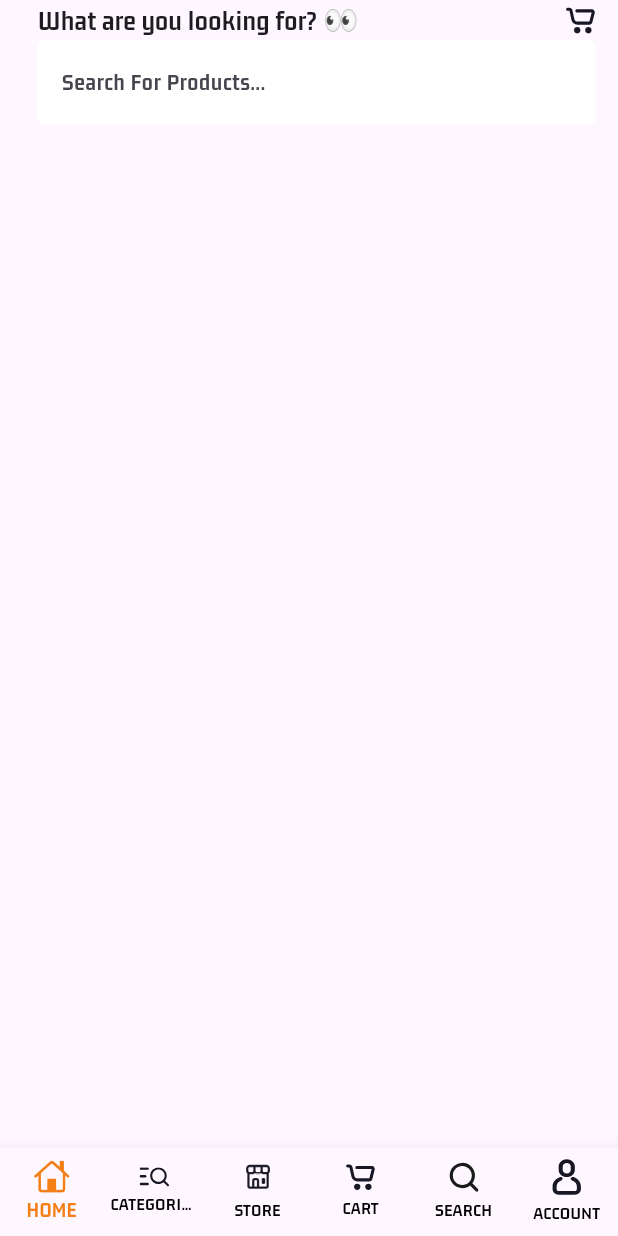
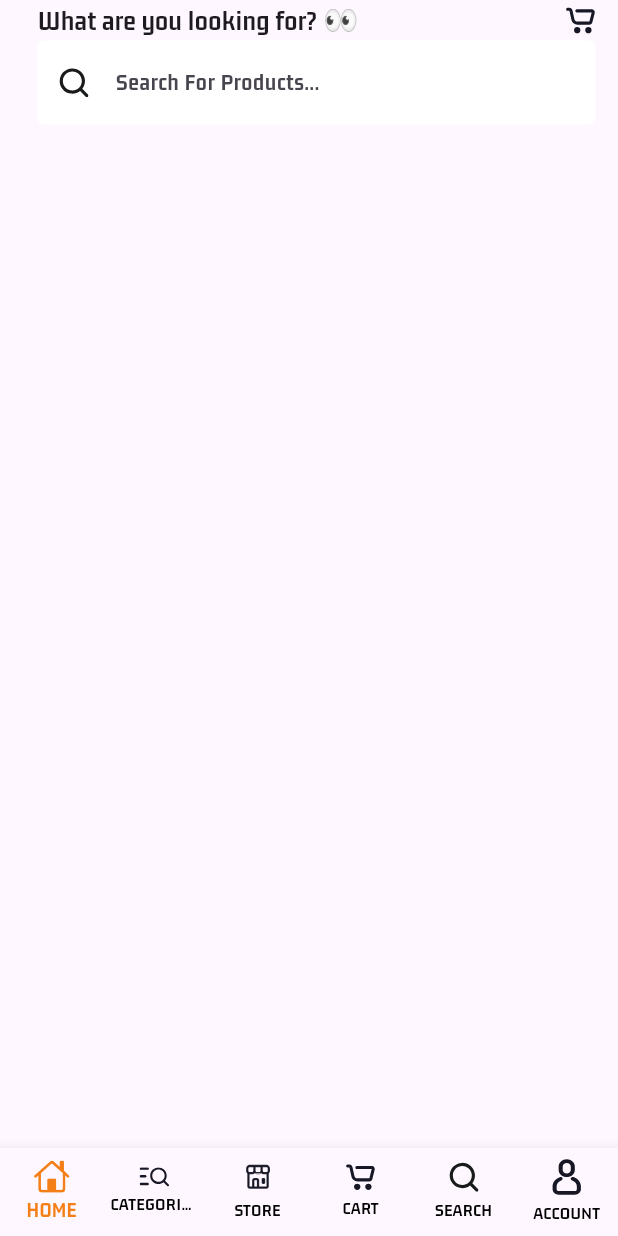
Before and after one commit to adogbeji/FlutterPracticeApp2, a Flutter app: the screen it shows after launch, on a phone screen of 412 x 824 dp. Run offline on Flutter 3.47's test engine with Material 3 defaults, Android fonts, the phone set to English and light mode, and no system bars; our stand-ins replace flutter_svg.

Commit message:
Add prefix icon to search bar in buyers home screen

```diff
--- a/lib/views/buyers/nav_screens/home_screens.dart
+++ b/lib/views/buyers/nav_screens/home_screens.dart
@@ -34,14 +34,18 @@ class HomeScreen extends StatelessWidget {
           ),
 
           // SEARCH BAR
-          const TextField(
+          TextField(
             decoration: InputDecoration(
               fillColor: Colors.white,
               filled: true,
               labelText: 'Search For Products...',
               hintText: 'Search Here',
-              border: OutlineInputBorder(
+              border: const OutlineInputBorder(
                 borderSide: BorderSide.none,
+              ),
+              prefixIcon: Padding(
+                padding: const EdgeInsets.all(14.0),
+                child: SvgPicture.asset('assets/icons/search.svg', width: 10,),
               ),
             ),
           ),
```
